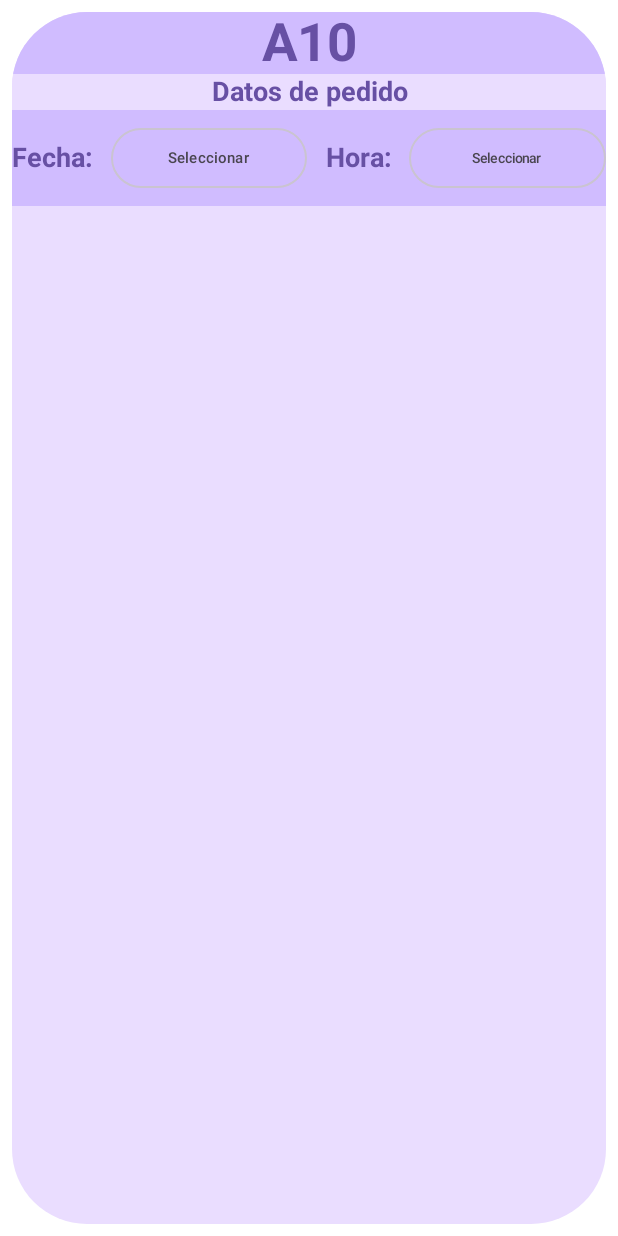
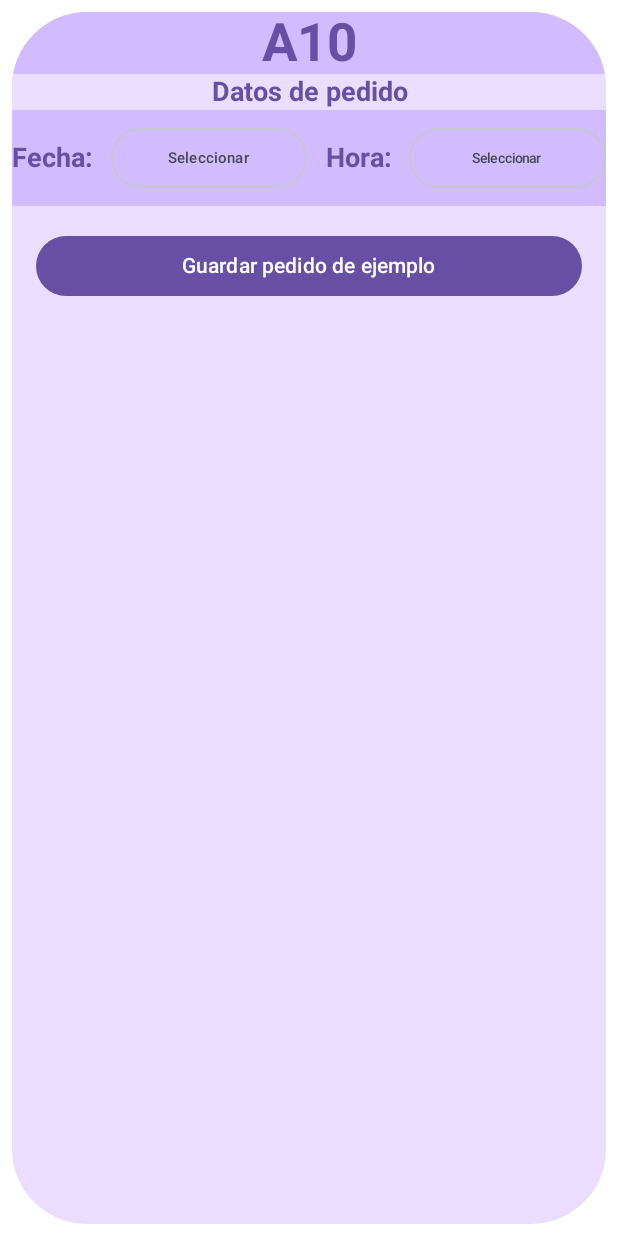
Before and after one commit to lcastilloe/AgilizaApiMovil, an Android app built with Jetpack Compose: the @Preview function PreviwAnadirPedido, on a phone screen of 412 x 824 dp. Run offline under Robolectric (Android 15) with nearby library versions, the phone set to English and light mode, and no system bars; our stand-ins replace Firebase (no records; nobody signed in at launch, a user with empty details on screens opened directly).

Commit message:
agregar un pedido y que regrese un pedido

```diff
--- a/app/src/main/AndroidManifest.xml
+++ b/app/src/main/AndroidManifest.xml
@@ -2,7 +2,7 @@
 <manifest xmlns:android="http://schemas.android.com/apk/res/android"
     xmlns:tools="http://schemas.android.com/tools">
 
-    <user_permission android:name ="android.permission.INTERNET"/>
+
     <application
         android:allowBackup="true"
         android:dataExtractionRules="@xml/data_extraction_rules"
--- /dev/null
+++ b/app/src/main/java/com/example/agilizaapp/ui/components/AnadirPedido.kt
@@ -0,0 +1,186 @@
+package com.example.agilizaapp.ui.components
+
+import android.app.DatePickerDialog
+import android.app.TimePickerDialog
+import android.util.Log
+import androidx.compose.foundation.background
+import androidx.compose.foundation.layout.*
+import androidx.compose.foundation.shape.RoundedCornerShape
+import androidx.compose.material3.*
+import androidx.compose.runtime.*
+import androidx.compose.ui.Alignment
+import androidx.compose.ui.Modifier
+import androidx.compose.ui.graphics.Color
+import androidx.compose.ui.platform.LocalContext
+import androidx.compose.ui.text.font.FontWeight
+import androidx.compose.ui.text.style.TextAlign
+import androidx.compose.ui.tooling.preview.Preview
+import androidx.compose.ui.unit.dp
+import androidx.compose.ui.unit.sp
+import androidx.lifecycle.viewmodel.compose.viewModel
+import com.example.agilizaapp.ui.viewmodels.AnadirPedidoViewModel
+import java.util.Calendar
+import java.util.Locale
+
+@Composable
+fun AnadirPedido(
+    modifier: Modifier = Modifier
+) {
+    val viewModel: AnadirPedidoViewModel = viewModel()
+    var fecha by remember { mutableStateOf("") }
+    var hora by remember { mutableStateOf("") }
+
+    Card(
+        shape = RoundedCornerShape(50.dp),
+        colors = CardDefaults.cardColors(containerColor = MaterialTheme.colorScheme.primaryContainer),
+        modifier = modifier
+            .padding(8.dp)
+            .fillMaxWidth()
+            .fillMaxSize()
+    ) {
+        Column {
+            Row(
+                modifier = Modifier
+                    .background(MaterialTheme.colorScheme.inversePrimary)
+                    .fillMaxWidth(),
+                horizontalArrangement = Arrangement.Center,
+                verticalAlignment = Alignment.CenterVertically
+            ) {
+                Text(
+                    text = "A10",
+                    color = MaterialTheme.colorScheme.primary,
+                    fontWeight = FontWeight.Bold,
+                    fontSize = 35.sp
+                )
+            }
+
+            FilaTablaAnadirPedido(
+                columnas = listOf("Datos de pedido"),
+                backgroundColor = MaterialTheme.colorScheme.primaryContainer,
+                negrita = true
+            )
+
+            SelectorFechaYHora(
+                fechaSeleccionada = fecha,
+                horaSeleccionada = hora,
+                onFechaChange = { fecha = it },
+                onHoraChange = { hora = it }
+            )
+
+            Button(
+                onClick = {
+                    viewModel.guardarPedidoDeEjemplo(
+                        fecha = fecha,
+                        hora = hora,
+                        onSuccess = {
+                            Log.d("Pedido", "Guardado exitosamente")
+                        },
+                        onError = {
+                            Log.e("Pedido", "Error al guardar", it)
+                        }
+                    )
+                },
+                modifier = Modifier
+                    .fillMaxWidth()
+                    .padding(16.dp)
+            ) {
+                Text("Guardar pedido de ejemplo")
+            }
+        }
+    }
+}
+
+@Preview
+@Composable
+fun PreviwAnadirPedido(){
+    AnadirPedido()
+}
+
+@Composable
+fun FilaTablaAnadirPedido(
+    columnas: List<String>,
+    backgroundColor: Color,
+    negrita: Boolean
+) {
+    Row(
+        modifier = Modifier
+            .background(backgroundColor)
+            .fillMaxWidth()
+            .height(24.dp),
+        horizontalArrangement = Arrangement.Center,
+        verticalAlignment = Alignment.CenterVertically
+    ) {
+        columnas.forEach { texto ->
+            Text(
+                text = texto,
+                modifier = Modifier.weight(1f),
+                textAlign = TextAlign.Center,
+                fontWeight = if (negrita) FontWeight.Bold else FontWeight.Normal,
+                fontSize = 18.sp,
+                color = MaterialTheme.colorScheme.primary
+            )
+        }
+    }
+}
+
+@Composable
+fun SelectorFechaYHora(
+    fechaSeleccionada: String,
+    horaSeleccionada: String,
+    onFechaChange: (String) -> Unit,
+    onHoraChange: (String) -> Unit
+) {
+    val context = LocalContext.current
+    val calendario = Calendar.getInstance()
+
+    val timePickerDialog = TimePickerDialog(
+        context,
+        { _, hour: Int, minute: Int ->
+            onHoraChange(String.format(Locale.getDefault(), "%02d:%02d", hour, minute))
+        },
+        calendario.get(Calendar.HOUR_OF_DAY),
+        calendario.get(Calendar.MINUTE),
+        false
+    )
+
+    val datePickerDialog = DatePickerDialog(
+        context,
+        { _, y, m, d ->
+            onFechaChange("$d/${m + 1}/$y")
+        },
+        calendario.get(Calendar.YEAR),
+        calendario.get(Calendar.MONTH),
+        calendario.get(Calendar.DAY_OF_MONTH)
+    )
+
+    Row(
+        modifier = Modifier
+            .fillMaxWidth()
+            .background(MaterialTheme.colorScheme.inversePrimary)
+            .padding(vertical = 8.dp),
+        horizontalArrangement = Arrangement.spacedBy(12.dp),
+        verticalAlignment = Alignment.CenterVertically
+    ) {
+        Text(
+            text = "Fecha:",
+            textAlign = TextAlign.Center,
+            fontWeight = FontWeight.Bold,
+            fontSize = 18.sp,
+            color = MaterialTheme.colorScheme.primary
+        )
+        OutlinedButton(onClick = { datePickerDialog.show() }, modifier = Modifier.weight(1f)) {
+            Text(text = fechaSeleccionada.ifBlank { "Seleccionar" }, fontSize = 10.sp)
+        }
+
+        Text(
+            text = "Hora:",
+            textAlign = TextAlign.Center,
+            fontWeight = FontWeight.Bold,
+            fontSize = 18.sp,
+            color = MaterialTheme.colorScheme.primary
+        )
+        OutlinedButton(onClick = { timePickerDialog.show() }, modifier = Modifier.weight(1f)) {
+            Text(text = horaSeleccionada.ifBlank { "Seleccionar" }, fontSize = 9.sp)
+        }
+    }
+}
--- a/app/src/main/java/com/example/agilizaapp/ui/components/AñadirPedido.kt
+++ /dev/null
@@ -1,183 +0,0 @@
-package com.example.agilizaapp.ui.components
-
-
-import android.app.DatePickerDialog
-import android.app.TimePickerDialog
-import androidx.compose.foundation.background
-import androidx.compose.foundation.layout.*
-import androidx.compose.foundation.shape.RoundedCornerShape
-import androidx.compose.material3.*
-import androidx.compose.runtime.Composable
-import androidx.compose.runtime.getValue
-import androidx.compose.runtime.mutableStateOf
-import androidx.compose.runtime.remember
-import androidx.compose.runtime.setValue
-import androidx.compose.ui.Alignment
-import androidx.compose.ui.Modifier
-import androidx.compose.ui.graphics.Color
-import androidx.compose.ui.platform.LocalContext
-import androidx.compose.ui.text.font.FontWeight
-import androidx.compose.ui.text.style.TextAlign
-import androidx.compose.ui.tooling.preview.Preview
-import androidx.compose.ui.unit.dp
-import androidx.compose.ui.unit.sp
-import java.util.Calendar
-
-@Composable
-fun AnadirPedido(
-    modifier: Modifier = Modifier
-) {
-    Card(
-        shape = RoundedCornerShape(50.dp),
-        colors = CardDefaults.cardColors(containerColor = MaterialTheme.colorScheme.primaryContainer),
-        modifier = modifier
-            .padding(8.dp)
-            .fillMaxWidth()
-            .fillMaxSize()
-    ) {
-        Row(
-            modifier = Modifier
-                .background(MaterialTheme.colorScheme.inversePrimary)
-                .fillMaxWidth(),
-            horizontalArrangement = Arrangement.Center,
-            verticalAlignment = Alignment.CenterVertically
-        ) {
-            Text(
-                text = "A10",
-                color = MaterialTheme.colorScheme.primary,
-                fontWeight = FontWeight.Bold,
-                fontSize = 35.sp
-            )
-        }
-        FilaTablaAnadirPedido(
-            columnas = listOf("Datos de pedido"),
-            backgroundColor = MaterialTheme.colorScheme.primaryContainer,
-            negrita = true // Cambia a false si quieres el texto normal
-        )
-
-        PantallaConFechaYHora()
-
-    }
-
-
-}
-
-@Preview
-@Composable
-fun PreviwAnadirPedido(){
-    AnadirPedido()
-}
-
-@Composable
-fun FilaTablaAnadirPedido(
-    columnas: List<String>, // Lista de textos para cada columna
-    backgroundColor: Color, // Color de fondo de la fila
-    negrita: Boolean // Indica si el texto debe ser negrita
-) {
-    Row(
-        modifier = Modifier
-            .background(backgroundColor) // Aplica el color de fondo
-            .fillMaxWidth()
-            .height(24.dp),
-        horizontalArrangement = Arrangement.Center, // Centra los elementos horizontalmente
-        verticalAlignment = Alignment.CenterVertically // Centra verticalmente los textos
-    ) {
-        columnas.forEach { texto ->
-            Text(
-                text = texto,
-                modifier = Modifier.weight(1f), // Hace que todas las columnas ocupen el mismo espacio
-                textAlign = TextAlign.Center, // Centra el texto dentro de su espacio
-                fontWeight = if (negrita) FontWeight.Bold else FontWeight.Normal, // Aplica negrita si el usuario lo solicita
-                fontSize = 18.sp, // Tamaño del texto
-                color = MaterialTheme.colorScheme.primary // Color del texto
-            )
-
-        }
-    }
-}
-
-@Composable
-fun PantallaConFechaYHora() {
-    var fecha by remember { mutableStateOf("") }
-    var hora by remember { mutableStateOf("") }
-
-        SelectorFechaYHora(
-            fechaSeleccionada = fecha,
-            horaSeleccionada = hora,
-            onFechaChange = { fecha = it },
-            onHoraChange = { hora = it }
-        )
-
-}
-@Composable
-fun SelectorFechaYHora(
-    fechaSeleccionada: String,
-    horaSeleccionada: String,
-    onFechaChange: (String) -> Unit,
-    onHoraChange: (String) -> Unit
-) {
-    val context = LocalContext.current
-
-    // Manejador de fecha
-    val calendario = Calendar.getInstance()
-    val year = calendario.get(Calendar.YEAR)
-    val month = calendario.get(Calendar.MONTH)
-    val day = calendario.get(Calendar.DAY_OF_MONTH)
-
-    val timePickerDialog = TimePickerDialog(
-        context,
-        { _, hour: Int, minute: Int ->
-            onHoraChange(String.format("%02d:%02d", hour, minute))
-        },
-        calendario.get(Calendar.HOUR_OF_DAY),
-        calendario.get(Calendar.MINUTE),
-        false
-    )
-
-    val datePickerDialog = DatePickerDialog(
-        context,
-        { _, y, m, d ->
-            onFechaChange("$d/${m + 1}/$y")
-        },
-        year,
-        month,
-        day
-    )
-    // Personalizar los colores
-
-    Row(
-        modifier = Modifier
-            .fillMaxWidth()
-            .background(MaterialTheme.colorScheme.inversePrimary)
-            .padding(vertical = 8.dp),
-        horizontalArrangement = Arrangement.spacedBy(12.dp),
-        verticalAlignment = Alignment.CenterVertically
-    ) {
-        Text(
-            text = "Fecha:",
-            //modifier = Modifier.weight(1f), // Hace que todas las columnas ocupen el mismo espacio
-            textAlign = TextAlign.Center, // Centra el texto dentro de su espacio
-            fontWeight = if (true) FontWeight.Bold else FontWeight.Normal, // Aplica negrita si el usuario lo solicita
-            fontSize = 18.sp, // Tamaño del texto
-            color = MaterialTheme.colorScheme.primary // Color del texto
-        )
-        OutlinedButton(onClick = { datePickerDialog.show() }, modifier = Modifier.weight(1f)) {
-            Text(text = fechaSeleccionada.ifBlank { "Seleccionar" },
-                fontSize = 10.sp)
-        }
-        Text(
-            text = "Hora:",
-            //modifier = Modifier.weight(1f), // Hace que todas las columnas ocupen el mismo espacio
-            textAlign = TextAlign.Center, // Centra el texto dentro de su espacio
-            fontWeight = if (true) FontWeight.Bold else FontWeight.Normal, // Aplica negrita si el usuario lo solicita
-            fontSize = 18.sp, // Tamaño del texto
-            color = MaterialTheme.colorScheme.primary // Color del texto
-        )
-
-        OutlinedButton(onClick = { timePickerDialog.show() }, modifier = Modifier.weight(1f)) {
-            Text(text = horaSeleccionada.ifBlank { "Seleccionar" },
-                fontSize = 9.sp,)
-        }
-
-    }
-}
```
Also changed, not shown: app/src/main/java/com/example/agilizaapp/ui/screens/HomeScreen.kt (+30 -50 lines), app/src/main/java/com/example/agilizaapp/ui/screens/LoginScreen.kt (+4 -5 lines), app/src/main/java/com/example/agilizaapp/ui/viewmodels/AnadirPedidoViewModel.kt (added, +54 -0 lines), app/src/main/java/com/example/agilizaapp/ui/viewmodels/HomeViewModel.kt (added, +54 -0 lines).
